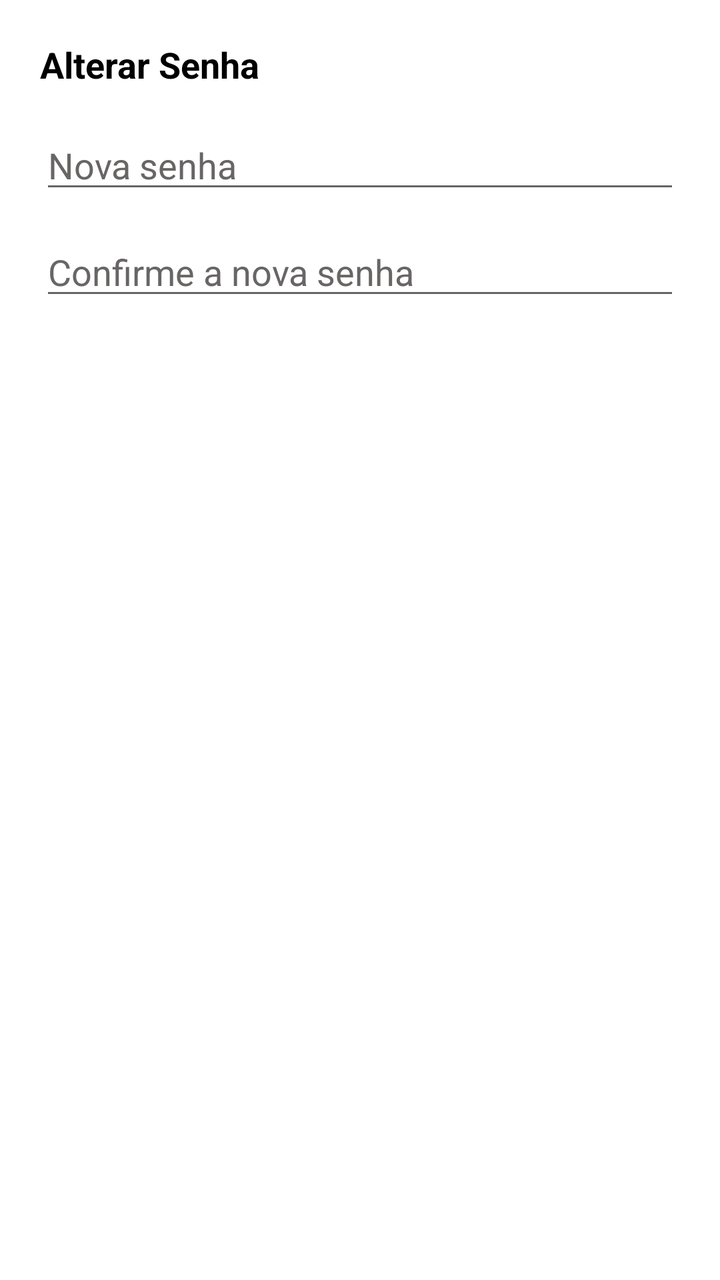
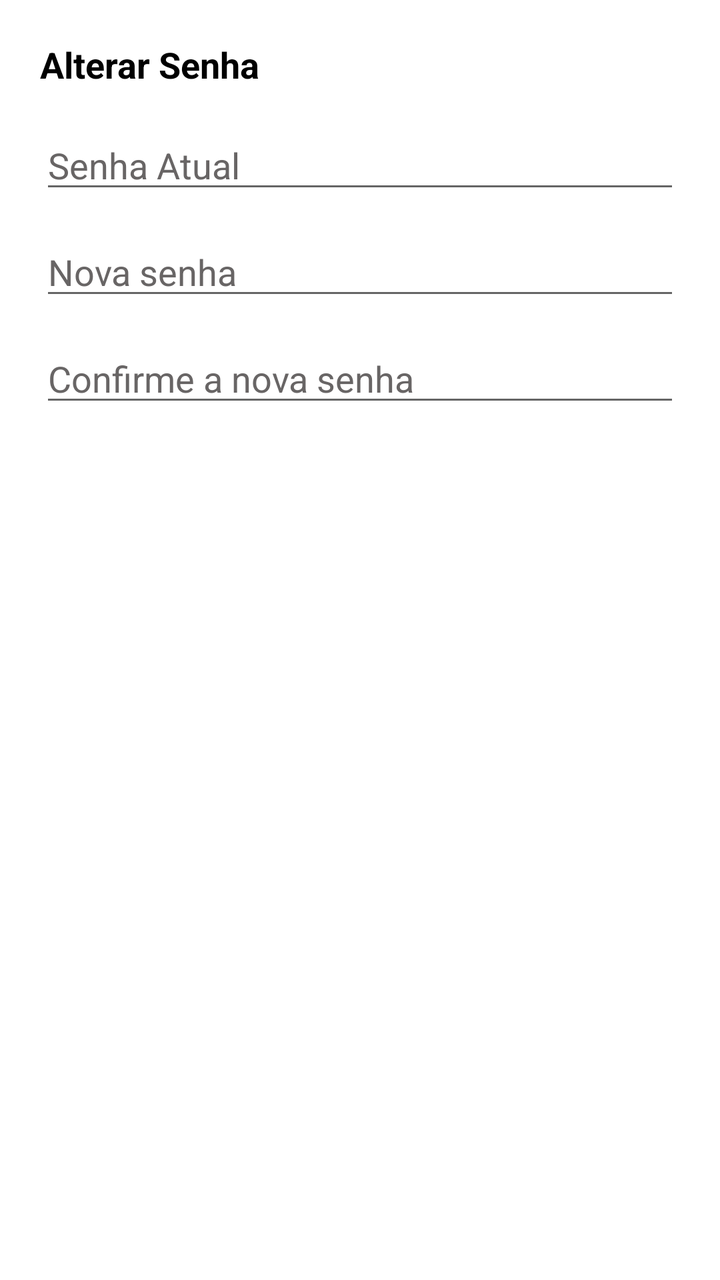

Before-and-after screenshots of an Android layout around one commit, followed by the original layout XML and the change that was made.
<!-- AndroidManifest.xml: application theme Theme.WattWiseApp -->
<!-- res/layout/dialog_change_password.xml -->
<?xml version="1.0" encoding="utf-8"?>
<LinearLayout xmlns:android="http://schemas.android.com/apk/res/android"
    android:layout_width="match_parent"
    android:layout_height="wrap_content"
    android:orientation="vertical"
    android:background="#FFFFFF"
    android:padding="20dp">

    <TextView
        android:layout_width="match_parent"
        android:layout_height="wrap_content"
        android:layout_marginBottom="16dp"
        android:text="Alterar Senha"
        android:textColor="#000000"
        android:textSize="18sp"
        android:textStyle="bold" />

    <EditText
        android:id="@+id/edtNewPassword"
        android:layout_width="match_parent"
        android:layout_height="wrap_content"
        android:hint="Nova senha"
        android:textColorHint="#686565"
        android:inputType="textPassword"
        android:layout_marginBottom="12dp"/>

    <EditText
        android:id="@+id/edtConfirmPassword"
        android:layout_width="match_parent"
        android:layout_height="wrap_content"
        android:hint="Confirme a nova senha"
        android:textColorHint="#686565"
        android:inputType="textPassword"
        android:layout_marginBottom="16dp"/>

    <TextView
        android:id="@+id/txtDisplayInfoPassword"
        android:layout_width="match_parent"
        android:layout_height="wrap_content" />

</LinearLayout>
<!-- resources referenced by this layout -->
<resources>
  <style name="Theme.WattWiseApp" parent="Base.Theme.WattWiseApp" />
  <style name="Base.Theme.WattWiseApp" parent="Theme.MaterialComponents.DayNight.NoActionBar">
          
          
      </style>
</resources>

<!-- the commit's change to res/layout/dialog_change_password.xml (unified diff, before → after) -->
@@ -16,7 +16,16 @@
         android:textStyle="bold" />
 
     <EditText
-        android:id="@+id/edtNewPassword"
+        android:id="@+id/edtCurrentPassword"
+        android:layout_width="match_parent"
+        android:layout_height="wrap_content"
+        android:hint="Senha Atual"
+        android:textColorHint="#686565"
+        android:inputType="textPassword"
+        android:layout_marginBottom="12dp"/>
+
+    <EditText
+        android:id="@+id/edtPassword"
         android:layout_width="match_parent"
         android:layout_height="wrap_content"
         android:hint="Nova senha"
@@ -25,7 +34,7 @@
         android:layout_marginBottom="12dp"/>
 
     <EditText
-        android:id="@+id/edtConfirmPassword"
+        android:id="@+id/edtPasswordConfirm"
         android:layout_width="match_parent"
         android:layout_height="wrap_content"
         android:hint="Confirme a nova senha"
@@ -33,9 +42,4 @@
         android:inputType="textPassword"
         android:layout_marginBottom="16dp"/>
 
-    <TextView
-        android:id="@+id/txtDisplayInfoPassword"
-        android:layout_width="match_parent"
-        android:layout_height="wrap_content" />
-
 </LinearLayout>
